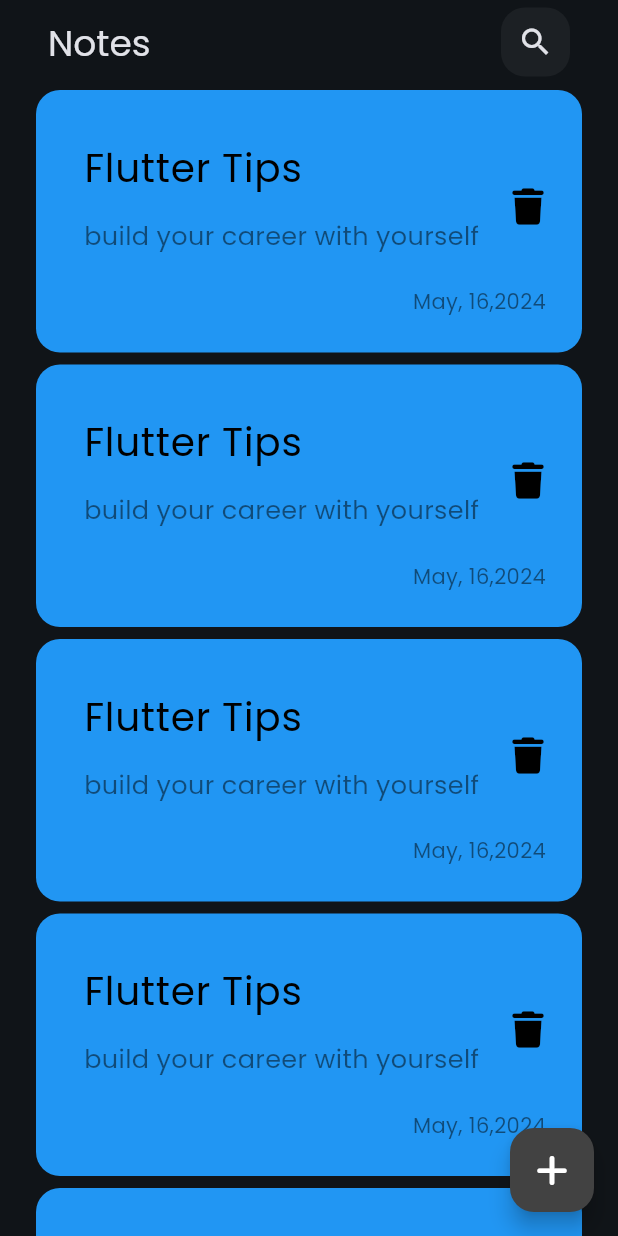
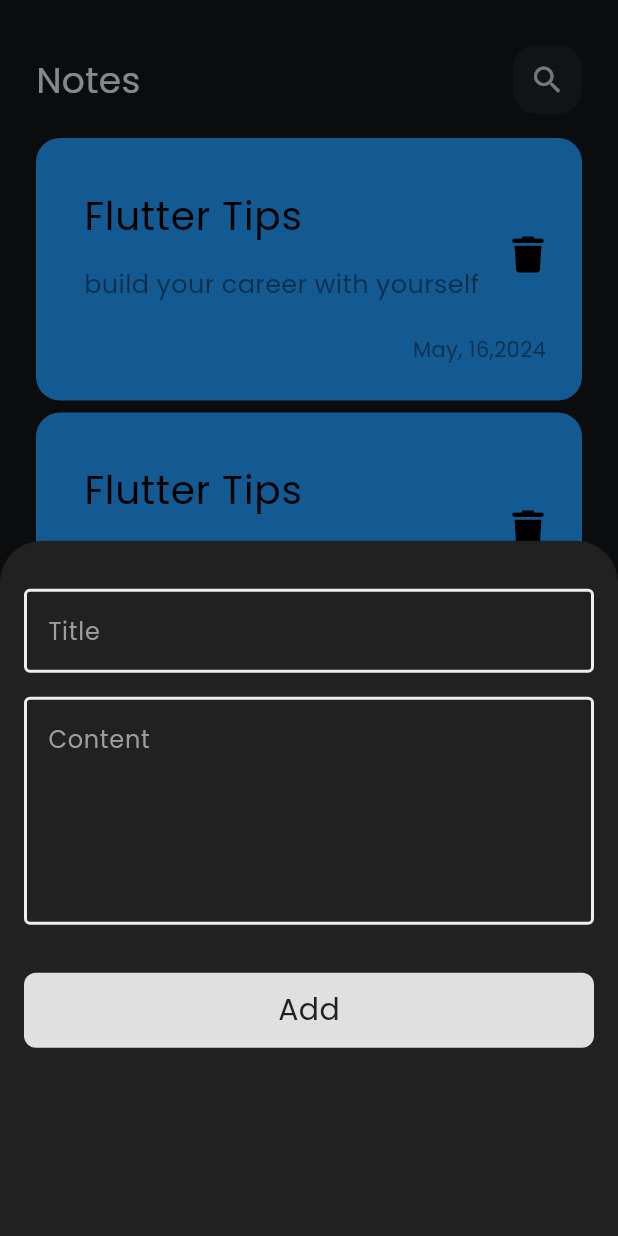
Before and after one commit to YasserMuhamed/notes_app, a Flutter app: the screen it shows after launch, after a tap on an icon or button, on a phone screen of 412 x 824 dp. Run offline on Flutter 3.47's test engine with Material 3 defaults, Android fonts, the phone set to English and light mode, and no system bars; our stand-ins replace font_awesome_flutter.

Commit message:
Created edit_note_view ,finished ui and changed appbar to be custom widget

```diff
--- a/lib/main.dart
+++ b/lib/main.dart
@@ -14,7 +14,7 @@ class NotesApp extends StatelessWidget {
       theme: ThemeData(
         fontFamily: "Poppins",
         colorScheme: ColorScheme.fromSeed(
-          seedColor: Color.fromARGB(255, 69, 80, 94),
+          seedColor: const Color.fromARGB(255, 69, 80, 94),
           brightness: Brightness.dark,
         ).copyWith(
           primaryContainer: Colors.grey.shade800,
--- /dev/null
+++ b/lib/views/edit_note_view.dart
@@ -0,0 +1,13 @@
+import 'package:flutter/material.dart';
+import 'package:notes_app/widgets/edit_note_body.dart';
+
+class EditNoteView extends StatelessWidget {
+  const EditNoteView({super.key});
+
+  @override
+  Widget build(BuildContext context) {
+    return const Scaffold(
+      body: EditNoteBody(),
+    );
+  }
+}
--- a/lib/views/notes_view.dart
+++ b/lib/views/notes_view.dart
@@ -1,6 +1,6 @@
 import 'package:flutter/material.dart';
 import 'package:font_awesome_flutter/font_awesome_flutter.dart';
-import 'package:notes_app/widgets/notes_view_appbar.dart';
+import 'package:notes_app/widgets/note_bottom_sheet.dart';
 import 'package:notes_app/widgets/notes_view_body.dart';
 
 class NotesView extends StatelessWidget {
@@ -9,12 +9,17 @@ class NotesView extends StatelessWidget {
   @override
   Widget build(BuildContext context) {
     return Scaffold(
-      appBar: AppBar(
-        title: const NotesViewAppbar(),
-      ),
       body: const NotesViewBody(),
       floatingActionButton: FloatingActionButton(
-        onPressed: () {},
+        onPressed: () {
+          showModalBottomSheet(
+              backgroundColor: Colors.grey.shade900,
+              barrierColor: Colors.black.withOpacity(.4),
+              context: context,
+              builder: (context) {
+                return const NoteBottomSheet();
+              });
+        },
         child: const Icon(FontAwesomeIcons.plus),
       ),
     );
--- a/lib/widgets/custom_note_item.dart
+++ b/lib/widgets/custom_note_item.dart
@@ -1,12 +1,22 @@
 import 'package:flutter/material.dart';
 import 'package:font_awesome_flutter/font_awesome_flutter.dart';
+import 'package:notes_app/views/edit_note_view.dart';
 
 class NotesItem extends StatelessWidget {
   const NotesItem({super.key});
 
   @override
   Widget build(BuildContext context) {
-    return Container(
+    return GestureDetector(
+      onTap: () {
+        Navigator.push(
+          context,
+          MaterialPageRoute(
+            builder: (context) => EditNoteView(),
+          ),
+        );
+      },
+      child: Container(
         padding: const EdgeInsets.only(top: 24, bottom: 24, left: 16),
         decoration: BoxDecoration(
           color: Colors.blue,
@@ -46,6 +56,7 @@ class NotesItem extends StatelessWidget {
             )
           ],
         ),
+      ),
     );
   }
 }
--- /dev/null
+++ b/lib/widgets/custom_text_form_field.dart
@@ -0,0 +1,66 @@
+import 'package:flutter/material.dart';
+// import 'package:validators/validators.dart';
+
+// ignore: must_be_immutable
+class CustomTextFormField extends StatelessWidget {
+  CustomTextFormField(
+      {super.key,
+      this.preicon,
+      this.txtlabel,
+      this.onChange,
+      this.suficon,
+      this.obscure,
+      this.validate,
+      this.key_type,
+      this.fillColor,
+      this.maxLines = 1,
+      this.textPadding});
+  bool? obscure;
+  Icon? preicon;
+  IconButton? suficon;
+  String? txtlabel;
+  Function(String)? onChange;
+  FormFieldValidator? validate;
+  TextInputType? key_type;
+  final int maxLines;
+  Color? fillColor;
+  EdgeInsetsGeometry? textPadding;
+
+  @override
+  Widget build(BuildContext context) {
+    return Padding(
+      padding: textPadding ?? const EdgeInsets.all(0),
+      child: TextFormField(
+        cursorColor: Colors.white,
+        maxLines: maxLines,
+        keyboardType: key_type ?? TextInputType.name,
+        validator: validate,
+        obscureText: obscure ?? false,
+        onChanged: onChange,
+        decoration: InputDecoration(
+          fillColor: fillColor ?? Colors.transparent,
+          filled: true,
+          suffixIcon: suficon,
+          prefixIcon: preicon,
+          hintText: txtlabel,
+          hintStyle: const TextStyle(color: Colors.grey),
+          focusedBorder: const OutlineInputBorder(
+              borderSide: BorderSide(width: 2, color: Colors.white)),
+          enabledBorder: OutlineInputBorder(
+            borderSide: BorderSide(width: 2, color: Colors.grey.shade200),
+          ),
+          // ignore: prefer_const_constructors
+          errorBorder: OutlineInputBorder(
+            borderSide: (const BorderSide(
+                width: 2, color: Color.fromRGBO(183, 28, 28, 0.6))),
+          ),
+
+          // ignore: prefer_const_constructors
+          focusedErrorBorder: OutlineInputBorder(
+              borderSide: const BorderSide(
+                  width: 2, color: Color.fromRGBO(183, 28, 28, .6))),
+        ),
+      ),
+    );
+  }
+}
--- /dev/null
+++ b/lib/widgets/edit_note_body.dart
@@ -0,0 +1,34 @@
+import 'package:flutter/material.dart';
+import 'package:notes_app/widgets/custom_text_form_field.dart';
+import 'package:notes_app/widgets/notes_view_appbar.dart';
+
+class EditNoteBody extends StatelessWidget {
+  const EditNoteBody({super.key});
+
+  @override
+  Widget build(BuildContext context) {
+    return Padding(
+      padding: const EdgeInsets.symmetric(horizontal: 24),
+      child: Column(
+        children: [
+          const SizedBox(
+            height: 30,
+          ),
+          CustomAppbar(
+            onTapIcon: () {},
+            title: "Edit Note",
+            iconData: Icons.check,
+          ),
+          CustomTextFormField(
+            textPadding: const EdgeInsets.symmetric(vertical: 24),
+            txtlabel: "Title",
+          ),
+          CustomTextFormField(
+            maxLines: 5,
+            txtlabel: "Content",
+          )
+        ],
+      ),
+    );
+  }
+}
--- a/lib/widgets/icon_box.dart
+++ b/lib/widgets/icon_box.dart
@@ -1,7 +1,9 @@
 import 'package:flutter/material.dart';
 
 class IconBox extends StatelessWidget {
-  const IconBox({super.key});
+  const IconBox({super.key, required this.iconData});
+
+  final IconButton iconData;
 
   @override
   Widget build(BuildContext context) {
@@ -11,8 +13,8 @@ class IconBox extends StatelessWidget {
           borderRadius: BorderRadius.circular(16)),
       width: 46,
       height: 46,
-      child: const Center(
-        child: Icon(Icons.search),
+      child: Center(
+        child: iconData,
       ),
     );
   }
--- a/lib/widgets/item_list_builder.dart
+++ b/lib/widgets/item_list_builder.dart
@@ -6,11 +6,16 @@ class ItemListView extends StatelessWidget {
 
   @override
   Widget build(BuildContext context) {
-    return ListView.builder(itemBuilder: ((context, index) {
-      return const Padding(
-        padding: EdgeInsets.symmetric(vertical: 4),
-        child: NotesItem(),
-      );
-    }));
+    return Padding(
+      padding: const EdgeInsets.symmetric(vertical: 12),
+      child: ListView.builder(
+          padding: EdgeInsets.zero,
+          itemBuilder: ((context, index) {
+            return const Padding(
+              padding: EdgeInsets.symmetric(vertical: 4),
+              child: NotesItem(),
+            );
+          })),
+    );
   }
 }
--- /dev/null
+++ b/lib/widgets/note_bottom_sheet.dart
@@ -0,0 +1,56 @@
+import 'package:flutter/material.dart';
+import 'package:notes_app/widgets/custom_text_form_field.dart';
+
+class NoteBottomSheet extends StatelessWidget {
+  const NoteBottomSheet({super.key});
+
+  @override
+  Widget build(BuildContext context) {
+    return Container(
+      padding: const EdgeInsets.symmetric(horizontal: 16),
+      child: ListView(children: [
+        const SizedBox(
+          height: 32,
+        ),
+        CustomTextFormField(
+          txtlabel: "Title",
+          fillColor: Colors.transparent,
+        ),
+        SizedBox(
+          height: 16,
+        ),
+        CustomTextFormField(
+          txtlabel: "Content",
+          maxLines: 5,
+          fillColor: Colors.transparent,
+        ),
+        SizedBox(
+          height: 32,
+        ),
+        CustomButton()
+      ]),
+    );
+  }
+}
+
+class CustomButton extends StatelessWidget {
+  const CustomButton({super.key});
+
+  @override
+  Widget build(BuildContext context) {
+    return Container(
+      height: 50,
+      width: MediaQuery.of(context).size.width,
+      decoration: BoxDecoration(
+        color: Colors.grey.shade300,
+        borderRadius: BorderRadius.circular(8),
+      ),
+      child: Center(
+        child: Text(
+          "Add",
+          style: TextStyle(color: Colors.grey.shade900, fontSize: 20),
+        ),
+      ),
+    );
+  }
+}
--- a/lib/widgets/notes_view_appbar.dart
+++ b/lib/widgets/notes_view_appbar.dart
@@ -1,23 +1,30 @@
 import 'package:flutter/material.dart';
 import 'package:notes_app/widgets/icon_box.dart';
 
-class NotesViewAppbar extends StatelessWidget {
-  const NotesViewAppbar({super.key});
+class CustomAppbar extends StatelessWidget {
+  const CustomAppbar({
+    super.key,
+    required this.title,
+    required this.iconData,
+    required this.onTapIcon,
+  });
+  final String title;
+  final IconData iconData;
+  final VoidCallback onTapIcon;
 
   @override
   Widget build(BuildContext context) {
-    return const Padding(
-      padding: EdgeInsets.symmetric(horizontal: 16),
-      child: Row(
-        mainAxisAlignment: MainAxisAlignment.spaceBetween,
-        children: [
-          Text(
-            "Notes",
-            style: TextStyle(fontSize: 24),
-          ),
-          IconBox()
-        ],
-      ),
+    return Row(
+      mainAxisAlignment: MainAxisAlignment.spaceBetween,
+      children: [
+        Text(
+          title,
+          style: const TextStyle(fontSize: 24),
+        ),
+        IconBox(
+          iconData: IconButton(onPressed: onTapIcon, icon: Icon(iconData)),
+        )
+      ],
     );
   }
 }
--- a/lib/widgets/notes_view_body.dart
+++ b/lib/widgets/notes_view_body.dart
@@ -1,16 +1,27 @@
 import 'package:flutter/material.dart';
 import 'package:flutter/widgets.dart';
 import 'package:notes_app/widgets/item_list_builder.dart';
+import 'package:notes_app/widgets/notes_view_appbar.dart';
 
 class NotesViewBody extends StatelessWidget {
   const NotesViewBody({super.key});
 
   @override
   Widget build(BuildContext context) {
-    return const Padding(
-      padding: EdgeInsets.symmetric(horizontal: 24),
+    return Padding(
+      padding: const EdgeInsets.symmetric(horizontal: 24),
       child: Column(
-        children: [Expanded(child: ItemListView())],
+        children: [
+          const SizedBox(
+            height: 30,
+          ),
+          CustomAppbar(
+            title: "Notes",
+            iconData: Icons.search,
+            onTapIcon: () {},
+          ),
+          const Expanded(child: ItemListView())
+        ],
       ),
     );
   }
```
Lines whose indentation alone changed are shown as unchanged.
